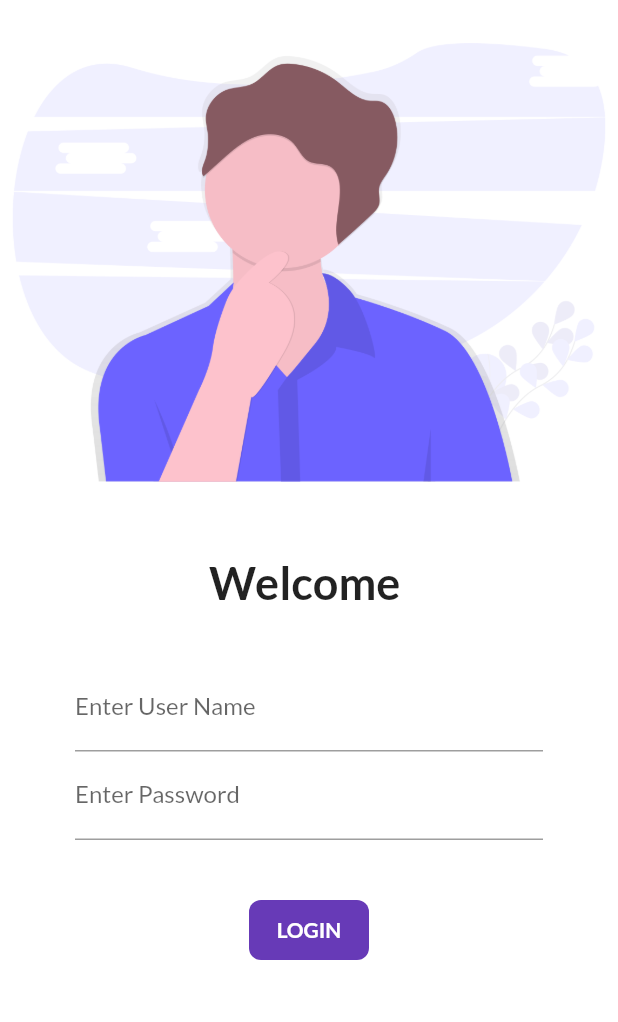
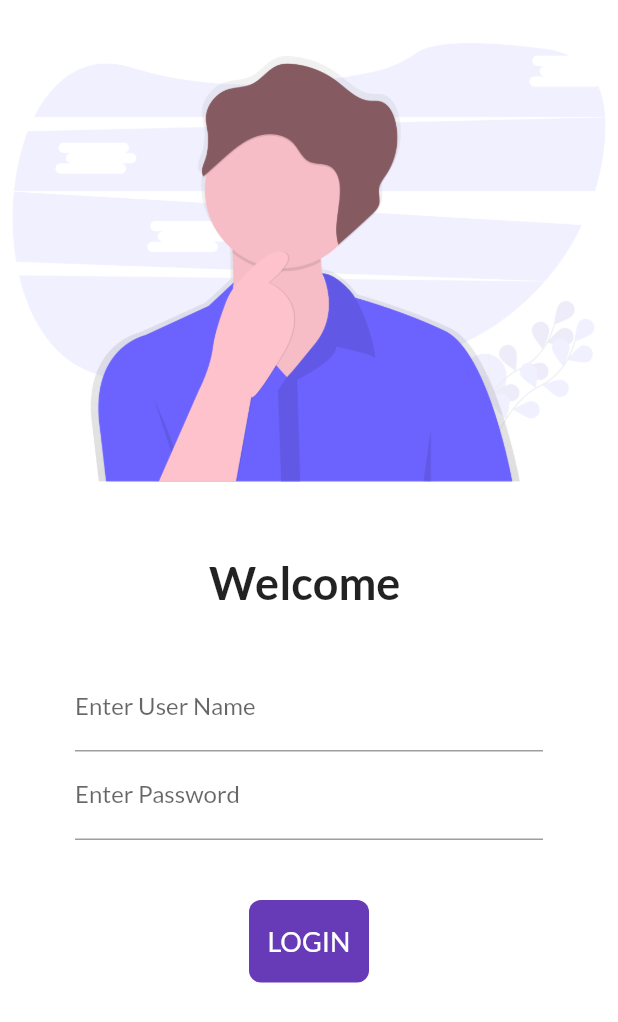
Before and after one commit to Ishaankr2001/Catalogue, a Flutter app: the screen it shows after launch, on a phone screen of 412 x 824 dp. Shown: the top 1022 px of the screen. Run offline on Flutter 3.47's test engine with Material 2 defaults, Android fonts, the phone set to English and light mode, and no system bars; our stand-ins replace google_fonts.

Commit message:
Animaton Added

```diff
--- a/lib/screens/login.dart
+++ b/lib/screens/login.dart
@@ -8,6 +8,7 @@ class Login extends StatefulWidget {
 
 class _LoginState extends State<Login> {
   String name = "";
+  bool changebutton = false;
   @override
   Widget build(BuildContext context) {
     return Material(
@@ -55,22 +56,34 @@ class _LoginState extends State<Login> {
                   ),
                   SizedBox(height: 40),
                   InkWell(
-                    onTap: () {
+                    onTap: () async {
+                      setState(() {
+                        changebutton = true;
+                      });
+                      await Future.delayed(Duration(seconds: 1));
                       Navigator.pushNamed(context, MyRoutes.homeRoute);
                     },
                     child: AnimatedContainer(
-                      duration: Duration(seconds: 2),
-                      height: 40,
-                      width: 80,
+                      duration: Duration(seconds: 1),
+                      height: 55,
+                      width: changebutton ? 55 : 80,
                       alignment: Alignment.center,
-                      child: Text("LOGIN",
-                          style: TextStyle(
-                            color: Colors.white,
-                            fontWeight: FontWeight.bold,
-                          )),
+                      child: changebutton
+                          ? Icon(
+                              Icons.done,
+                              color: Colors.white,
+                            )
+                          : Text("LOGIN",
+                              style: TextStyle(
+                                color: Colors.white,
+                                fontWeight: FontWeight.w400,
+                                fontSize: 18,
+                              )),
                       decoration: BoxDecoration(
-                          color: Colors.deepPurple,
-                          borderRadius: BorderRadius.circular(8)),
+                        color: Colors.deepPurple,
+                        borderRadius:
+                            BorderRadius.circular(changebutton ? 55 : 8),
+                      ),
                     ),
                   ),
                 ],
```
